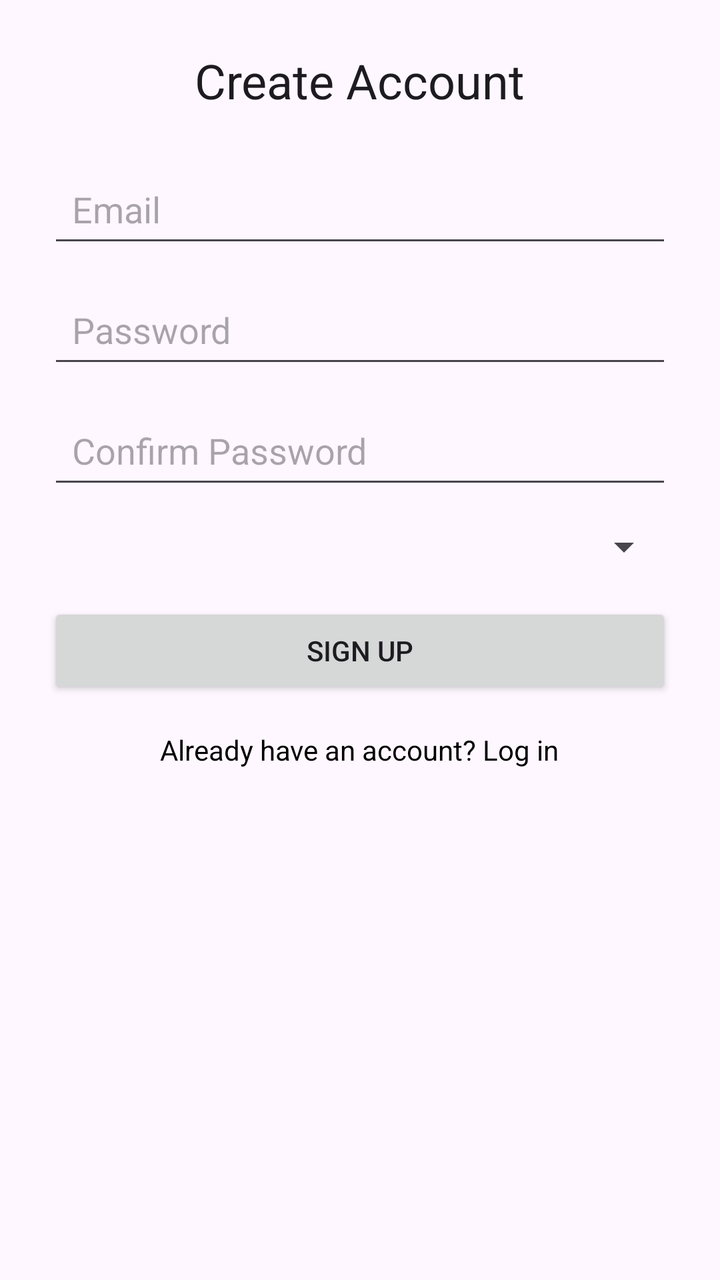
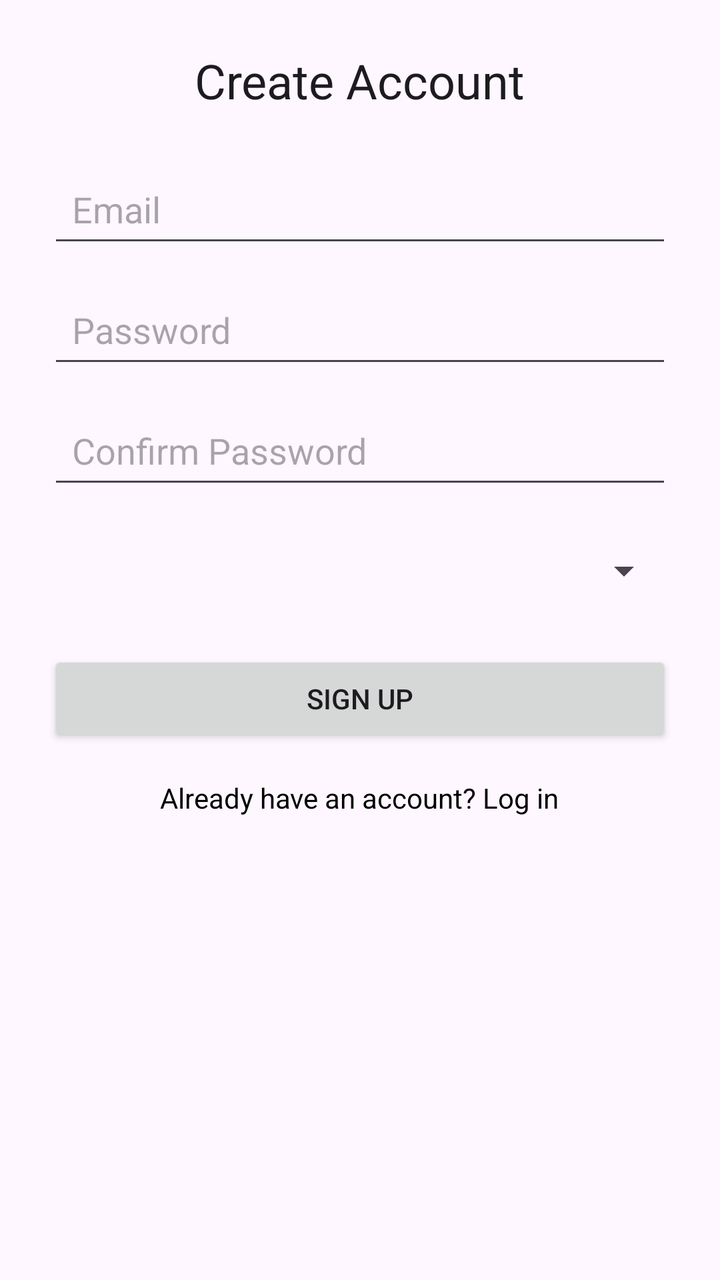

Screens rendered from an Android XML layout before and after an edit, with the pre-edit source and the edit as a unified diff.
<!-- AndroidManifest.xml: application theme Theme.MyApplication_MainMenu1 -->
<!-- res/layout/activity_register.xml -->
<?xml version="1.0" encoding="utf-8"?>
<ScrollView xmlns:android="http://schemas.android.com/apk/res/android"
    xmlns:tools="http://schemas.android.com/tools"
    android:layout_width="match_parent"
    android:layout_height="match_parent"
    android:padding="24dp"
    tools:context=".RegisterActivity">

    <LinearLayout
        android:layout_width="match_parent"
        android:layout_height="wrap_content"
        android:gravity="center_horizontal"
        android:orientation="vertical">

        <TextView
            android:id="@+id/textTitle"
            android:layout_width="wrap_content"
            android:layout_height="wrap_content"
            android:layout_marginBottom="24dp"
            android:text="Create Account"
            android:textAppearance="@style/TextAppearance.MaterialComponents.Headline5" />

        <EditText
            android:id="@+id/inputEmail"
            android:layout_width="match_parent"
            android:layout_height="wrap_content"
            android:hint="Email"
            android:inputType="textEmailAddress"
            android:autofillHints="emailAddress"
            android:padding="12dp" />

        <EditText
            android:id="@+id/inputPassword"
            android:layout_width="match_parent"
            android:layout_height="wrap_content"
            android:layout_marginTop="12dp"
            android:hint="Password"
            android:inputType="textPassword"
            android:padding="12dp" />

        <EditText
            android:id="@+id/inputConfirmPassword"
            android:layout_width="match_parent"
            android:layout_height="wrap_content"
            android:layout_marginTop="12dp"
            android:hint="Confirm Password"
            android:inputType="textPassword"
            android:padding="12dp" />

        <Spinner
            android:id="@+id/spinnerRole"
            android:layout_width="match_parent"
            android:layout_height="wrap_content"
            android:layout_marginTop="12dp" />

        <ProgressBar
            android:id="@+id/progressBar"
            style="?android:attr/progressBarStyleSmall"
            android:layout_width="wrap_content"
            android:layout_height="wrap_content"
            android:layout_marginTop="16dp"
            android:visibility="gone" />

        <Button
            android:id="@+id/buttonRegister"
            android:layout_width="match_parent"
            android:layout_height="wrap_content"
            android:layout_marginTop="16dp"
            android:text="Sign Up" />

        <TextView
            android:id="@+id/textLogin"
            android:layout_width="wrap_content"
            android:layout_height="wrap_content"
            android:layout_marginTop="16dp"
            android:text="Already have an account? Log in"
            android:textColor="@color/black" />

    </LinearLayout>

</ScrollView>
<!-- resources referenced by this layout -->
<resources>
  <color name="black">#FF000000</color>
  <style name="Theme.MyApplication_MainMenu1" parent="Base.Theme.MyApplication_MainMenu1" />
  <style name="Base.Theme.MyApplication_MainMenu1" parent="Theme.Material3.DayNight.NoActionBar">
          
          
      </style>
</resources>

<!-- the commit's change to res/layout/activity_register.xml (unified diff, before → after) -->
@@ -17,33 +17,39 @@
             android:layout_width="wrap_content"
             android:layout_height="wrap_content"
             android:layout_marginBottom="24dp"
-            android:text="Create Account"
+            android:text="@string/title_create_account"
             android:textAppearance="@style/TextAppearance.MaterialComponents.Headline5" />
 
         <EditText
             android:id="@+id/inputEmail"
             android:layout_width="match_parent"
             android:layout_height="wrap_content"
-            android:hint="Email"
+            android:hint="@string/hint_email"
             android:inputType="textEmailAddress"
             android:autofillHints="emailAddress"
             android:padding="12dp" />
 
         <EditText
             android:id="@+id/inputPassword"
+            android:autofillHints="password"
+
             android:layout_width="match_parent"
             android:layout_height="wrap_content"
             android:layout_marginTop="12dp"
-            android:hint="Password"
+            android:hint="@string/hint_password"
+
             android:inputType="textPassword"
             android:padding="12dp" />
 
         <EditText
             android:id="@+id/inputConfirmPassword"
+            android:autofillHints="password"
+
             android:layout_width="match_parent"
             android:layout_height="wrap_content"
             android:layout_marginTop="12dp"
-            android:hint="Confirm Password"
+            android:hint="@string/hint_confirm_password"
+
             android:inputType="textPassword"
             android:padding="12dp" />
 
@@ -51,7 +57,9 @@
             android:id="@+id/spinnerRole"
             android:layout_width="match_parent"
             android:layout_height="wrap_content"
-            android:layout_marginTop="12dp" />
+            android:layout_marginTop="12dp"
+            android:minHeight="48dp" />
+
 
         <ProgressBar
             android:id="@+id/progressBar"
@@ -66,14 +74,16 @@
             android:layout_width="match_parent"
             android:layout_height="wrap_content"
             android:layout_marginTop="16dp"
-            android:text="Sign Up" />
+            android:text="@string/action_sign_up"
+            />
 
         <TextView
             android:id="@+id/textLogin"
             android:layout_width="wrap_content"
             android:layout_height="wrap_content"
             android:layout_marginTop="16dp"
-            android:text="Already have an account? Log in"
+            android:text="@string/text_login_prompt"
+
             android:textColor="@color/black" />
 
     </LinearLayout>
<!-- resource entries referenced after the edit -->
@@ -1,6 +1,12 @@
 <!-- resources referenced by this layout -->
 <resources>
   <color name="black">#FF000000</color>
+  <string name="action_sign_up">Sign Up</string>
+  <string name="hint_confirm_password">Confirm Password</string>
+  <string name="hint_email">Email</string>
+  <string name="hint_password">Password</string>
+  <string name="text_login_prompt">Already have an account? Log in</string>
+  <string name="title_create_account">Create Account</string>
   <style name="Theme.MyApplication_MainMenu1" parent="Base.Theme.MyApplication_MainMenu1" />
   <style name="Base.Theme.MyApplication_MainMenu1" parent="Theme.Material3.DayNight.NoActionBar">
           
